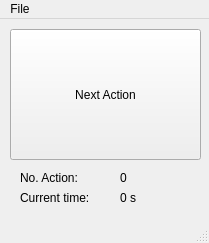
Before: the Qt Designer form wizard/wizard-interface.ui in gaoyuankidult/RedCoast, drawn with Qt 5.
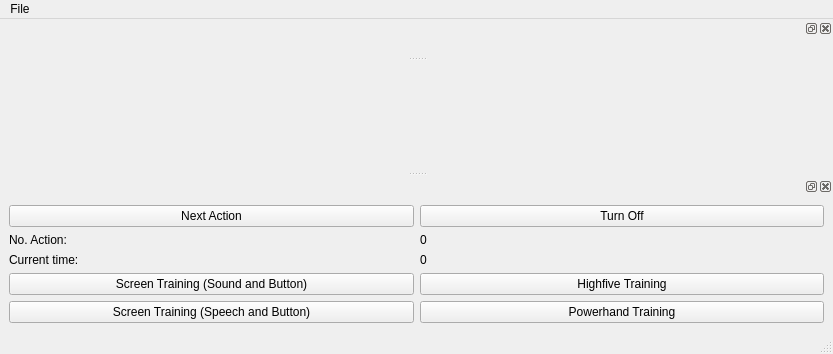
After: the same form once the commit is applied.

```diff
--- a/wizard/wizard-interface.ui
+++ b/wizard/wizard-interface.ui
@@ -6,86 +6,20 @@
    <rect>
     <x>0</x>
     <y>0</y>
-    <width>209</width>
-    <height>243</height>
+    <width>833</width>
+    <height>354</height>
    </rect>
   </property>
   <property name="windowTitle">
    <string>Wizard</string>
   </property>
-  <widget class="QWidget" name="centralwidget">
-   <widget class="QPushButton" name="pushButton">
-    <property name="geometry">
-     <rect>
-      <x>10</x>
-      <y>10</y>
-      <width>191</width>
-      <height>131</height>
-     </rect>
-    </property>
-    <property name="text">
-     <string>Next Action</string>
-    </property>
-   </widget>
-   <widget class="QLabel" name="label">
-    <property name="geometry">
-     <rect>
-      <x>20</x>
-      <y>150</y>
-      <width>81</width>
-      <height>17</height>
-     </rect>
-    </property>
-    <property name="text">
-     <string>No. Action:</string>
-    </property>
-   </widget>
-   <widget class="QLabel" name="label_2">
-    <property name="geometry">
-     <rect>
-      <x>120</x>
-      <y>150</y>
-      <width>66</width>
-      <height>17</height>
-     </rect>
-    </property>
-    <property name="text">
-     <string>0</string>
-    </property>
-   </widget>
-   <widget class="QLabel" name="label_3">
-    <property name="geometry">
-     <rect>
-      <x>20</x>
-      <y>170</y>
-      <width>91</width>
-      <height>17</height>
-     </rect>
-    </property>
-    <property name="text">
-     <string>Current time:</string>
-    </property>
-   </widget>
-   <widget class="QLabel" name="label_4">
-    <property name="geometry">
-     <rect>
-      <x>120</x>
-      <y>170</y>
-      <width>66</width>
-      <height>17</height>
-     </rect>
-    </property>
-    <property name="text">
-     <string>0 s</string>
-    </property>
-   </widget>
-  </widget>
+  <widget class="QWidget" name="centralwidget"/>
   <widget class="QMenuBar" name="menubar">
    <property name="geometry">
     <rect>
      <x>0</x>
      <y>0</y>
-     <width>209</width>
+     <width>833</width>
      <height>25</height>
     </rect>
    </property>
@@ -98,6 +32,93 @@
    <addaction name="menuOpen"/>
   </widget>
   <widget class="QStatusBar" name="statusbar"/>
+  <widget class="QDockWidget" name="dockWidget">
+   <attribute name="dockWidgetArea">
+    <number>4</number>
+   </attribute>
+   <widget class="QWidget" name="dockWidgetContents">
+    <layout class="QGridLayout" name="gridLayout_3"/>
+   </widget>
+  </widget>
+  <widget class="QDockWidget" name="dockWidget_3">
+   <attribute name="dockWidgetArea">
+    <number>8</number>
+   </attribute>
+   <widget class="QWidget" name="dockWidgetContents_8">
+    <layout class="QGridLayout" name="gridLayout_2">
+     <item row="3" column="1">
+      <widget class="QLabel" name="label_2">
+       <property name="text">
+        <string>0</string>
+       </property>
+      </widget>
+     </item>
+     <item row="4" column="0">
+      <widget class="QLabel" name="label_3">
+       <property name="text">
+        <string>Current time:</string>
+       </property>
+      </widget>
+     </item>
+     <item row="4" column="1">
+      <widget class="QLabel" name="label_4">
+       <property name="text">
+        <string>0</string>
+       </property>
+      </widget>
+     </item>
+     <item row="5" column="0">
+      <widget class="QPushButton" name="stimuActionOneButton">
+       <property name="text">
+        <string>Screen Training (Sound and Button)</string>
+       </property>
+      </widget>
+     </item>
+     <item row="5" column="1">
+      <widget class="QPushButton" name="stimuActionTwoButton">
+       <property name="text">
+        <string>Highfive Training</string>
+       </property>
+      </widget>
+     </item>
+     <item row="1" column="0">
+      <widget class="QPushButton" name="pushButton">
+       <property name="text">
+        <string>Next Action</string>
+       </property>
+      </widget>
+     </item>
+     <item row="1" column="1">
+      <widget class="QPushButton" name="pushButton_2">
+       <property name="text">
+        <string>Turn Off</string>
+       </property>
+      </widget>
+     </item>
+     <item row="3" column="0">
+      <widget class="QLabel" name="label">
+       <property name="text">
+        <string>No. Action:</string>
+       </property>
+      </widget>
+     </item>
+     <item row="6" column="0">
+      <widget class="QPushButton" name="stimuOneFeedback">
+       <property name="text">
+        <string>Screen Training (Speech and Button)</string>
+       </property>
+      </widget>
+     </item>
+     <item row="6" column="1">
+      <widget class="QPushButton" name="stimuTwoFeedback">
+       <property name="text">
+        <string>Powerhand Training</string>
+       </property>
+      </widget>
+     </item>
+    </layout>
+   </widget>
+  </widget>
   <action name="actionOpen">
    <property name="text">
     <string>Open</string>
```
